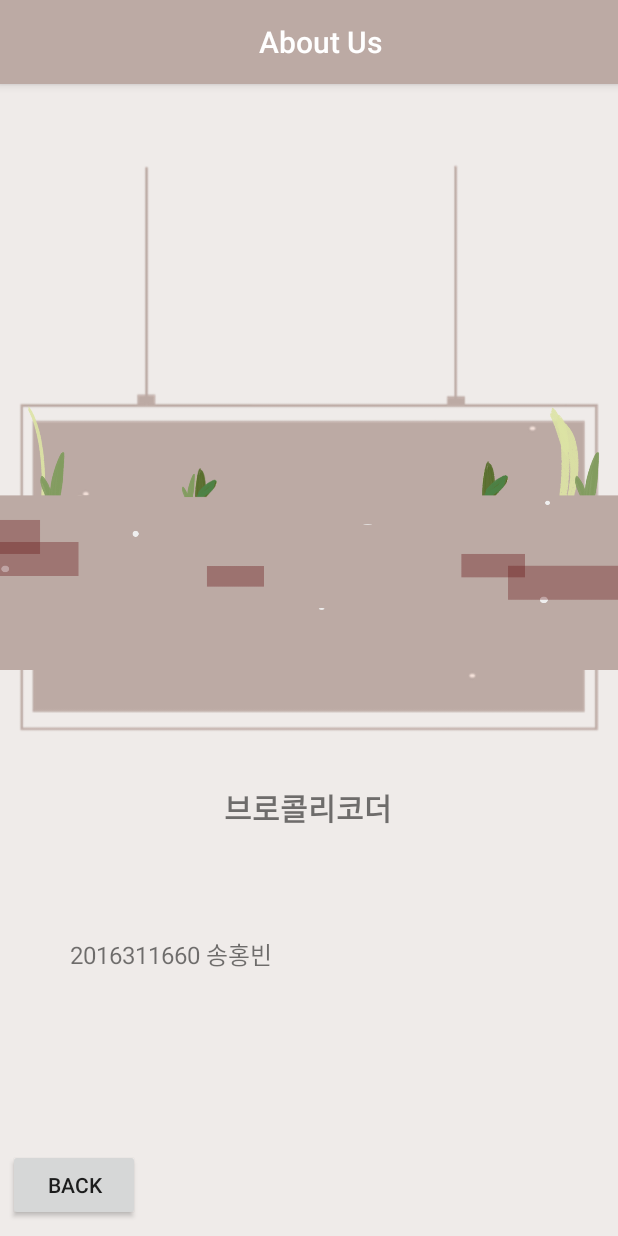
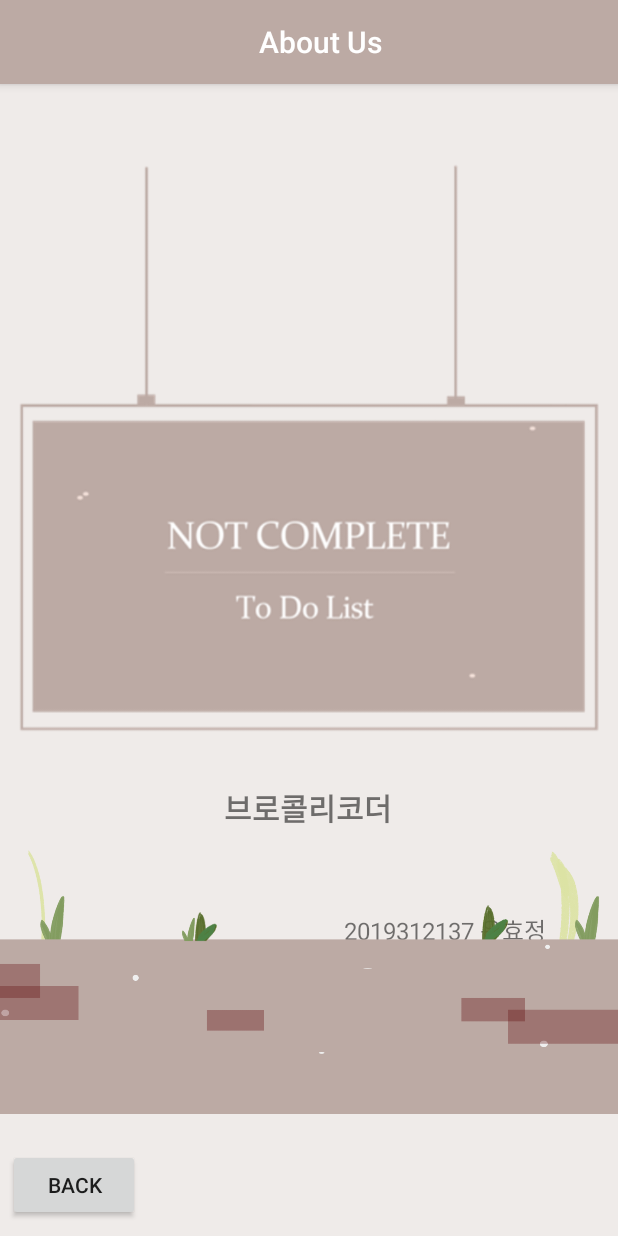
Before and after one commit to hbsongk/brocoli, an Android app: the Introduction screen opened directly, with no data from a screen before it, on a phone screen of 412 x 824 dp. Run offline under Robolectric (Android 15) with nearby library versions, the phone set to English and light mode, and no system bars.

Commit message:
'aboutus'

```diff
--- a/app/src/main/res/layout/activity_introduction.xml
+++ b/app/src/main/res/layout/activity_introduction.xml
@@ -61,12 +61,14 @@
         android:id="@+id/textView3"
         android:layout_width="wrap_content"
         android:layout_height="wrap_content"
-        android:layout_marginEnd="52dp"
-        android:layout_marginRight="52dp"
+        android:layout_marginEnd="48dp"
+        android:layout_marginRight="48dp"
         android:text="2019312137 윤효정"
         android:textSize="16sp"
+        app:layout_constraintBottom_toBottomOf="parent"
         app:layout_constraintEnd_toEndOf="parent"
-        tools:layout_editor_absoluteY="534dp" />
+        app:layout_constraintTop_toTopOf="parent"
+        app:layout_constraintVertical_bias="0.76" />
 
     <TextView
         android:id="@+id/textView"
@@ -107,8 +109,9 @@
         android:id="@+id/imageView13"
         android:layout_width="0dp"
         android:layout_height="wrap_content"
-        app:srcCompat="@drawable/bg3"
-        tools:layout_editor_absoluteX="0dp"
-        tools:layout_editor_absoluteY="291dp" />
+        android:layout_marginTop="296dp"
+        app:layout_constraintEnd_toEndOf="parent"
+        app:layout_constraintTop_toTopOf="@+id/appBarLayout2"
+        app:srcCompat="@drawable/bg3" />
 
 </androidx.constraintlayout.widget.ConstraintLayout>
```
